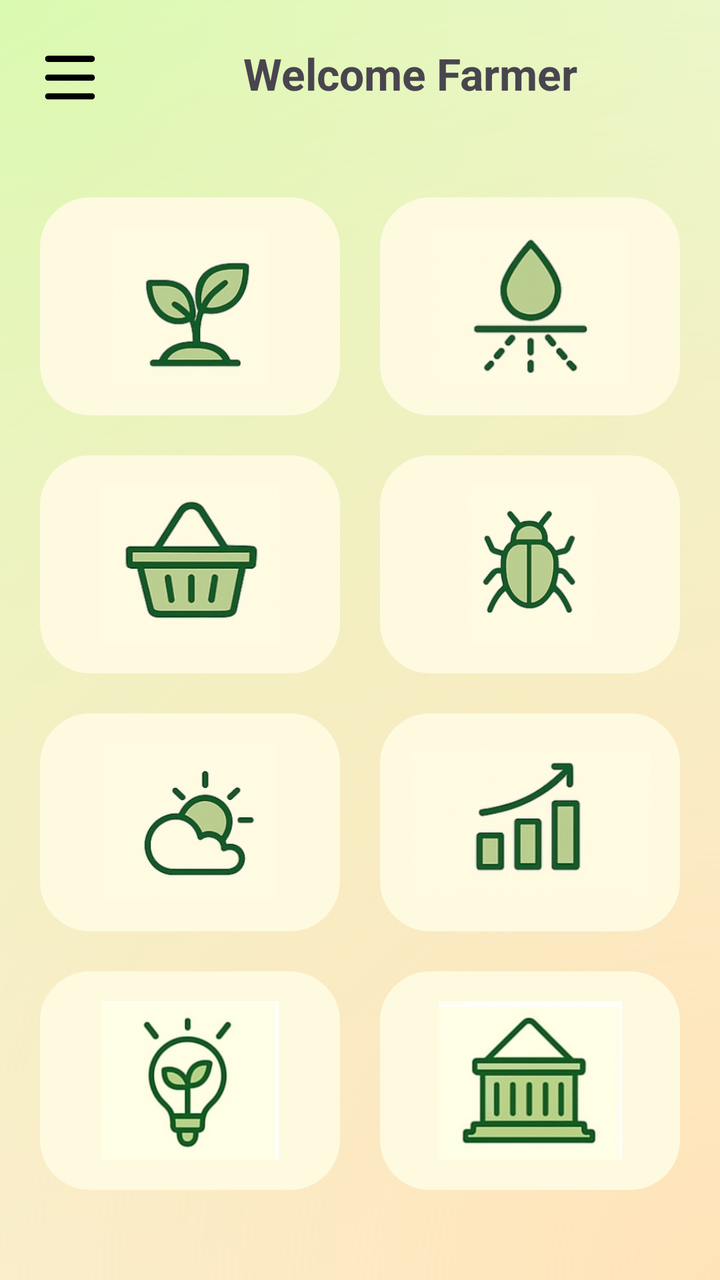
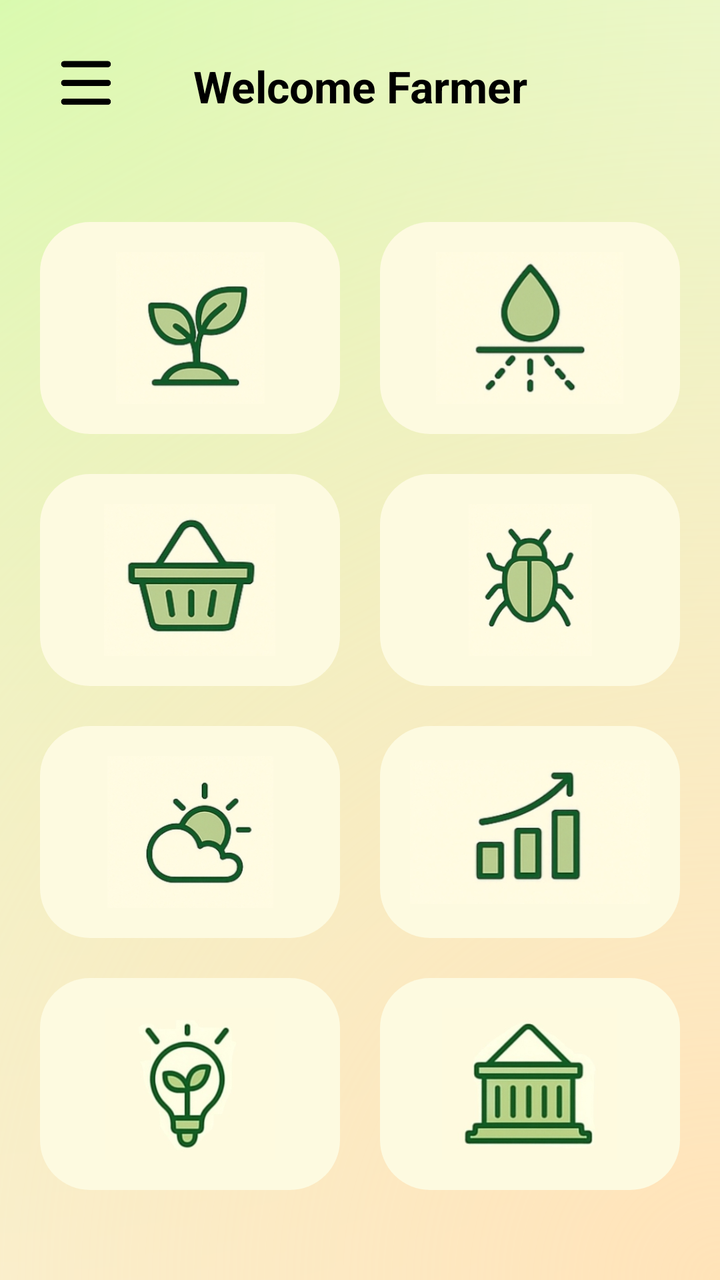

An Android layout rendered at two revisions. The XML below is the earlier revision; the diff shows what the commit changed to produce the second picture.
<!-- AndroidManifest.xml: application theme Theme.Sakha -->
<!-- res/layout/activity_homepage.xml -->
<?xml version="1.0" encoding="utf-8"?>
<androidx.constraintlayout.widget.ConstraintLayout
    xmlns:android="http://schemas.android.com/apk/res/android"
    xmlns:app="http://schemas.android.com/apk/res-auto"
    android:layout_width="match_parent"
    android:layout_height="match_parent"
    android:padding="10dp"
    android:background="@drawable/radiant_bg">

    
    <LinearLayout
        android:id="@+id/topBar"
        android:layout_width="0dp"
        android:layout_height="wrap_content"
        android:orientation="horizontal"
        android:gravity="center_vertical"
        app:layout_constraintTop_toTopOf="parent"
        app:layout_constraintStart_toStartOf="parent"
        app:layout_constraintEnd_toEndOf="parent">

        
        <ImageButton
            android:id="@+id/hamMenu"
            android:layout_width="50dp"
            android:layout_height="50dp"
            android:layout_marginTop="3.5dp"
            android:background="@drawable/ham_menu"
            android:contentDescription="@string/ham_menu" />

        
        <TextView
            android:id="@+id/welcomeText"
            android:layout_width="0dp"
            android:layout_height="wrap_content"
            android:layout_weight="1"
            android:gravity="center"
            android:text="Welcome Farmer"
            android:textSize="22sp"
            android:textStyle="bold" />
    </LinearLayout>

    
    <GridLayout
        android:id="@+id/buttonGrid"
        android:layout_width="0dp"
        android:layout_height="0dp"
        android:layout_marginVertical="25dp"
        android:rowCount="4"
        android:columnCount="2"
        android:orientation="horizontal"
        app:layout_constraintTop_toBottomOf="@id/topBar"
        app:layout_constraintStart_toStartOf="parent"
        app:layout_constraintEnd_toEndOf="parent"
        app:layout_constraintBottom_toBottomOf="parent">

        
        <ImageButton android:id="@+id/btn1" style="@style/GridImageButtonStyle" android:src="@drawable/mycrops"/>
        <ImageButton android:id="@+id/btn2" style="@style/GridImageButtonStyle" android:src="@drawable/irrigation"/>
        <ImageButton android:id="@+id/btn3" style="@style/GridImageButtonStyle" android:src="@drawable/basket"/>
        <ImageButton android:id="@+id/btn4" style="@style/GridImageButtonStyle" android:src="@drawable/pest"/>
        <ImageButton android:id="@+id/btn5" style="@style/GridImageButtonStyle" android:src="@drawable/weather"/>
        <ImageButton android:id="@+id/btn6" style="@style/GridImageButtonStyle" android:src="@drawable/market"/>
        <ImageButton android:id="@+id/btn7" style="@style/GridImageButtonStyle" android:src="@drawable/idea"/>
        <ImageButton android:id="@+id/btn8" style="@style/GridImageButtonStyle" android:src="@drawable/gov_schemes"/>
    </GridLayout>

</androidx.constraintlayout.widget.ConstraintLayout>
<!-- resources referenced by this layout -->
<resources>
  <!-- drawable basket: jpg bitmap (drawable, 22713 bytes) -->
  <!-- drawable gov_schemes: jpg bitmap (drawable, 18664 bytes) -->
  <!-- drawable ham_menu: png bitmap (drawable, 3107 bytes) -->
  <!-- drawable idea: jpg bitmap (drawable, 15540 bytes) -->
  <!-- drawable irrigation: jpg bitmap (drawable, 18961 bytes) -->
  <!-- drawable market: jpg bitmap (drawable, 19360 bytes) -->
  <!-- drawable mycrops: jpg bitmap (drawable, 22442 bytes) -->
  <!-- drawable pest: jpg bitmap (drawable, 21708 bytes) -->
  <!-- drawable radiant_bg (drawable) -->
  <?xml version="1.0" encoding="utf-8"?>
  <layer-list xmlns:android="http://schemas.android.com/apk/res/android">
  
      
      <item>
          <shape android:shape="rectangle">
              <gradient
                  android:type="radial"
                  android:centerX="0.0"
                  android:centerY="0.0"
                  android:gradientRadius="900dp"
                  android:startColor="@color/gradient_green"
                  android:endColor="@android:color/white" />
          </shape>
      </item>
  
      
      <item>
          <shape android:shape="rectangle">
              <gradient
                  android:type="radial"
                  android:centerX="1.0"
                  android:centerY="1.0"
                  android:gradientRadius="900dp"
                  android:startColor="@color/radiant_background"
                  android:endColor="@android:color/transparent" />
          </shape>
      </item>
  
  </layer-list>
  <!-- drawable weather: jpg bitmap (drawable, 23644 bytes) -->
  <string name="ham_menu">hamburger menu</string>
  <style name="GridImageButtonStyle">
          <item name="android:layout_width">0dp</item>
          <item name="android:layout_height">0dp</item>
          <item name="android:layout_rowWeight">1</item>
          <item name="android:layout_columnWeight">1</item>
          <item name="android:layout_margin">10dp</item>
          <item name="android:background">@drawable/rounded_button_bg</item>
          <item name="android:scaleType">centerInside</item>
          <item name="android:adjustViewBounds">true</item>
          <item name="android:backgroundTint">#FDFAE0</item>
          <item name="android:padding">15dp</item>
      </style>
  <style name="Theme.Sakha" parent="Base.Theme.Sakha" />
  <color name="gradient_green">#D1FFAD</color>
  <color name="radiant_background">#FFE3B8</color>
  <!-- drawable rounded_button_bg (drawable) -->
  <shape xmlns:android="http://schemas.android.com/apk/res/android" android:shape="rectangle">
      <solid android:color="@android:color/white"/>
      <corners android:radius="25dp"/>
      <stroke android:width="0dp" android:color="#FFFFFF"/>
      <padding
          android:left="5dp"
          android:top="5dp"
          android:right="5dp"
          android:bottom="5dp"/>
  </shape>
  <style name="Base.Theme.Sakha" parent="Theme.Material3.DayNight.NoActionBar">
          
          
      </style>
</resources>

<!-- the commit's change to res/layout/activity_homepage.xml (unified diff, before → after) -->
@@ -8,12 +8,10 @@
     android:background="@drawable/radiant_bg">
 
     
-    <LinearLayout
+    <androidx.constraintlayout.widget.ConstraintLayout
         android:id="@+id/topBar"
         android:layout_width="0dp"
         android:layout_height="wrap_content"
-        android:orientation="horizontal"
-        android:gravity="center_vertical"
         app:layout_constraintTop_toTopOf="parent"
         app:layout_constraintStart_toStartOf="parent"
         app:layout_constraintEnd_toEndOf="parent">
@@ -23,21 +21,27 @@
             android:id="@+id/hamMenu"
             android:layout_width="50dp"
             android:layout_height="50dp"
-            android:layout_marginTop="3.5dp"
+            android:layout_margin="8dp"
             android:background="@drawable/ham_menu"
-            android:contentDescription="@string/ham_menu" />
+            android:contentDescription="@string/ham_menu"
+            app:layout_constraintStart_toStartOf="parent"
+            app:layout_constraintTop_toTopOf="parent"
+            app:layout_constraintBottom_toBottomOf="parent"/>
 
         
         <TextView
             android:id="@+id/welcomeText"
-            android:layout_width="0dp"
+            android:layout_width="wrap_content"
             android:layout_height="wrap_content"
-            android:layout_weight="1"
-            android:gravity="center"
             android:text="Welcome Farmer"
             android:textSize="22sp"
-            android:textStyle="bold" />
-    </LinearLayout>
+            android:textStyle="bold"
+            android:textColor="@color/black"
+            app:layout_constraintTop_toTopOf="parent"
+            app:layout_constraintBottom_toBottomOf="parent"
+            app:layout_constraintStart_toStartOf="parent"
+            app:layout_constraintEnd_toEndOf="parent"/>
+    </androidx.constraintlayout.widget.ConstraintLayout>
 
     
     <GridLayout
<!-- resource entries referenced after the edit -->
@@ -1,9 +1,10 @@
 <!-- resources referenced by this layout -->
 <resources>
+  <color name="black">#FF000000</color>
   <!-- drawable basket: jpg bitmap (drawable, 22713 bytes) -->
-  <!-- drawable gov_schemes: jpg bitmap (drawable, 18664 bytes) -->
+  <!-- drawable gov_schemes: jpg bitmap (drawable, 17403 bytes) -->
   <!-- drawable ham_menu: png bitmap (drawable, 3107 bytes) -->
-  <!-- drawable idea: jpg bitmap (drawable, 15540 bytes) -->
+  <!-- drawable idea: jpg bitmap (drawable, 14495 bytes) -->
   <!-- drawable irrigation: jpg bitmap (drawable, 18961 bytes) -->
   <!-- drawable market: jpg bitmap (drawable, 19360 bytes) -->
   <!-- drawable mycrops: jpg bitmap (drawable, 22442 bytes) -->
